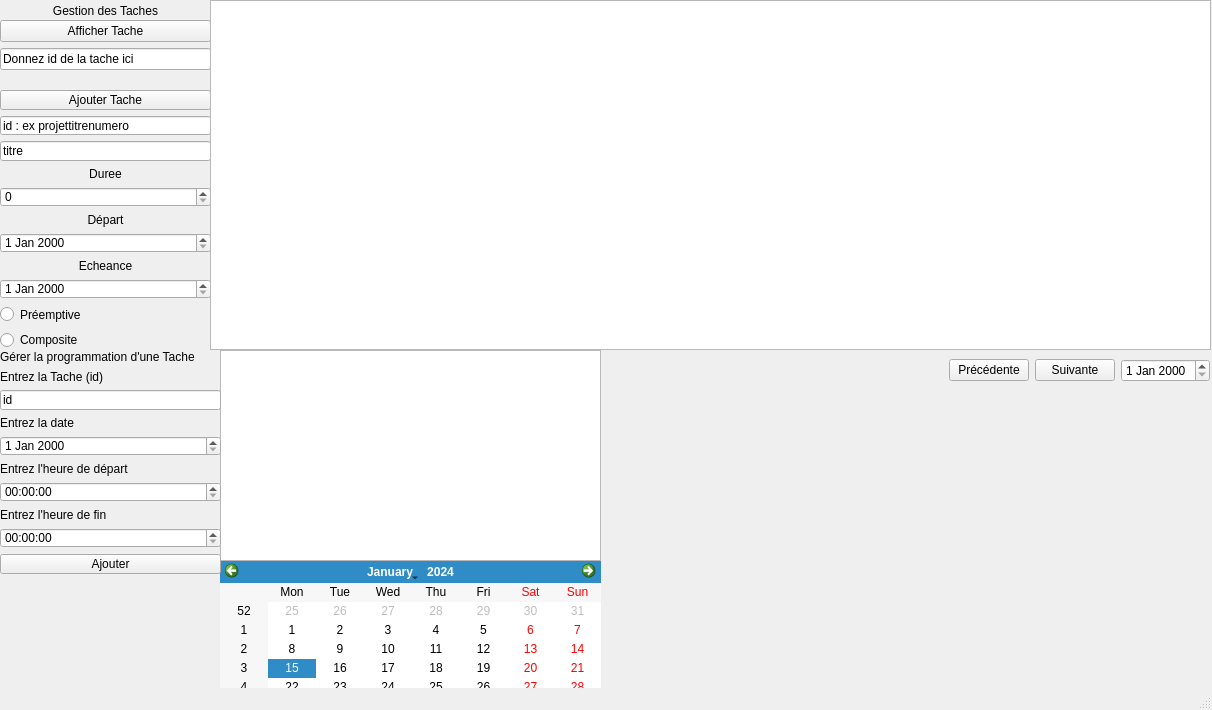
This is mainwindow.ui in TheFump/tdQtConsole as Qt 5 draws it before an edit. The edited form follows.
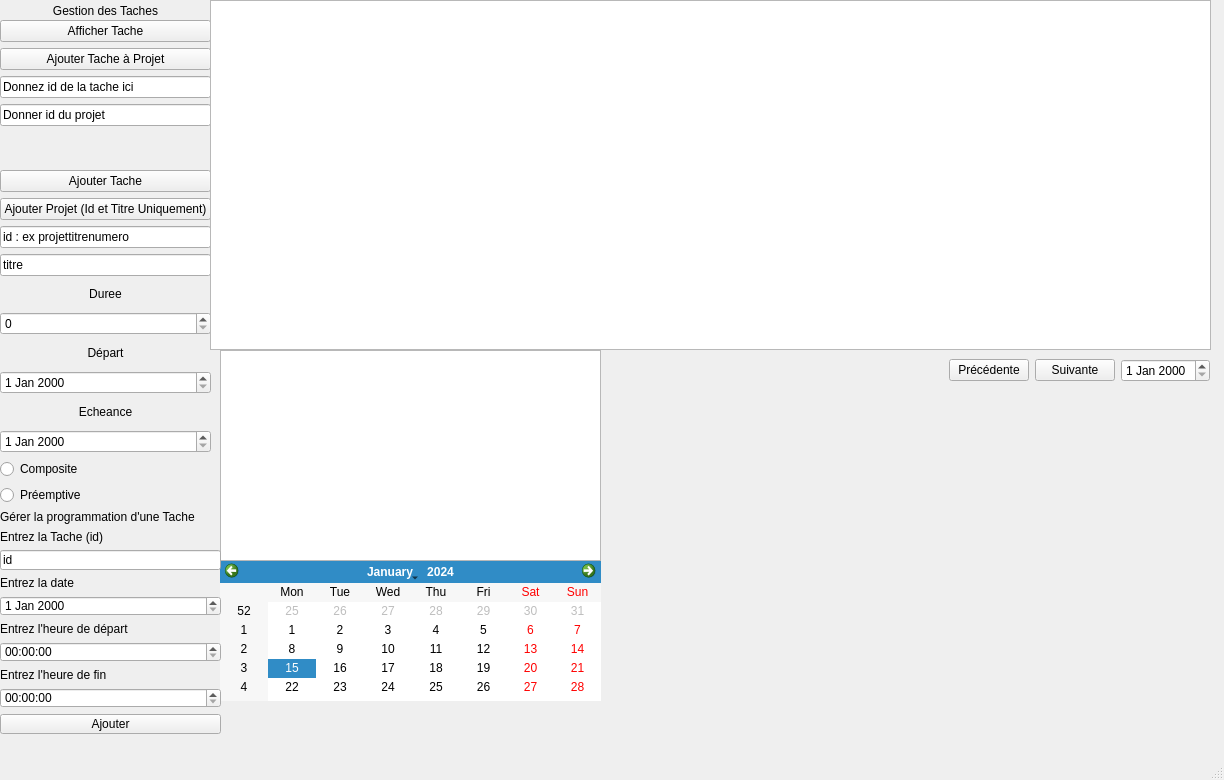
This is the edited form.

Commit message: Ajout projet + projetmanager + interface

Patch:
```diff
--- a/mainwindow.ui
+++ b/mainwindow.ui
@@ -6,8 +6,8 @@
    <rect>
     <x>0</x>
     <y>0</y>
-    <width>1212</width>
-    <height>710</height>
+    <width>1224</width>
+    <height>780</height>
    </rect>
   </property>
   <property name="windowTitle">
@@ -52,7 +52,7 @@
       <x>0</x>
       <y>20</y>
       <width>211</width>
-      <height>51</height>
+      <height>106</height>
      </rect>
     </property>
     <layout class="QVBoxLayout" name="verticalLayout_2">
@@ -63,6 +63,13 @@
        </property>
       </widget>
      </item>
+     <item>
+      <widget class="QPushButton" name="addtachetoproject">
+       <property name="text">
+        <string>Ajouter Tache à Projet</string>
+       </property>
+      </widget>
+     </item>
      <item>
       <widget class="QLineEdit" name="tacheId">
        <property name="text">
@@ -70,15 +77,22 @@
        </property>
       </widget>
      </item>
+     <item>
+      <widget class="QLineEdit" name="projetId">
+       <property name="text">
+        <string>Donner id du projet</string>
+       </property>
+      </widget>
+     </item>
     </layout>
    </widget>
    <widget class="QWidget" name="verticalLayoutWidget_3">
     <property name="geometry">
      <rect>
       <x>0</x>
-      <y>90</y>
+      <y>170</y>
       <width>211</width>
-      <height>258</height>
+      <height>335</height>
      </rect>
     </property>
     <layout class="QVBoxLayout" name="verticalLayout_3">
@@ -89,6 +103,13 @@
        </property>
       </widget>
      </item>
+     <item>
+      <widget class="QPushButton" name="ajouterProjet">
+       <property name="text">
+        <string>Ajouter Projet (Id et Titre Uniquement)</string>
+       </property>
+      </widget>
+     </item>
      <item>
       <widget class="QLineEdit" name="id">
        <property name="text">
@@ -149,13 +170,6 @@
      <item>
       <widget class="QDateEdit" name="fin"/>
      </item>
-     <item>
-      <widget class="QRadioButton" name="preempt">
-       <property name="text">
-        <string>Préemptive</string>
-       </property>
-      </widget>
-     </item>
      <item>
       <widget class="QRadioButton" name="composite">
        <property name="text">
@@ -163,6 +177,13 @@
        </property>
       </widget>
      </item>
+     <item>
+      <widget class="QRadioButton" name="preempt">
+       <property name="text">
+        <string>Préemptive</string>
+       </property>
+      </widget>
+     </item>
     </layout>
    </widget>
    <widget class="QPlainTextEdit" name="Display">
@@ -189,7 +210,7 @@
     <property name="geometry">
      <rect>
       <x>0</x>
-      <y>350</y>
+      <y>510</y>
       <width>221</width>
       <height>224</height>
      </rect>
```
Left out of the diff: 2 changed lines with no effect on the pictures. The commit also changes 11 other files.
